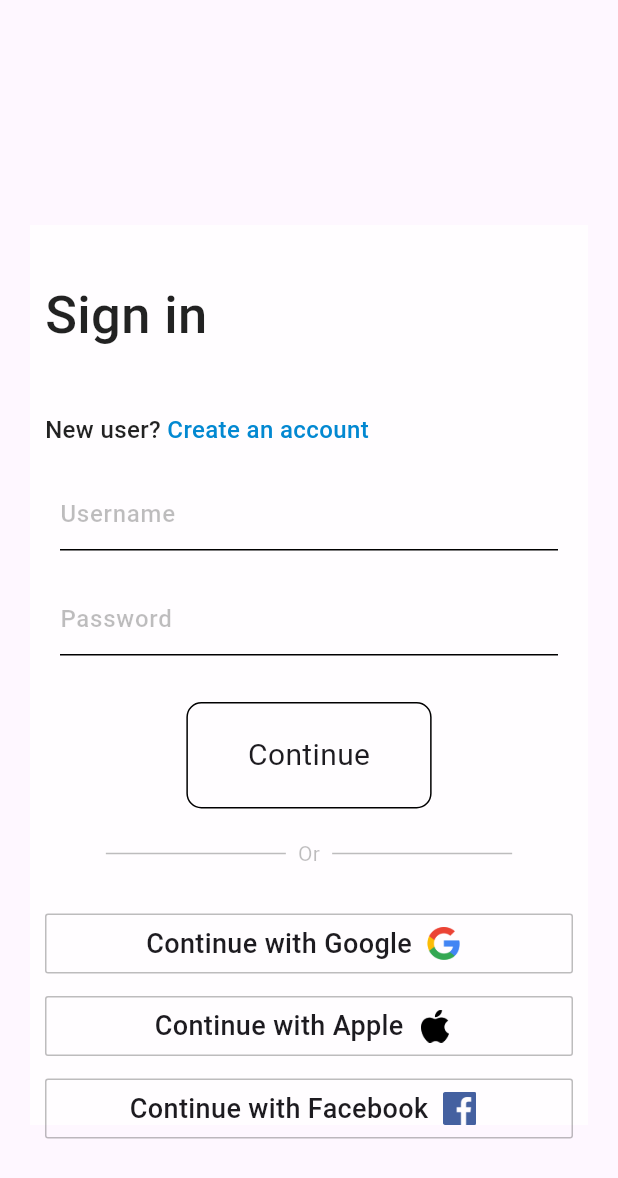
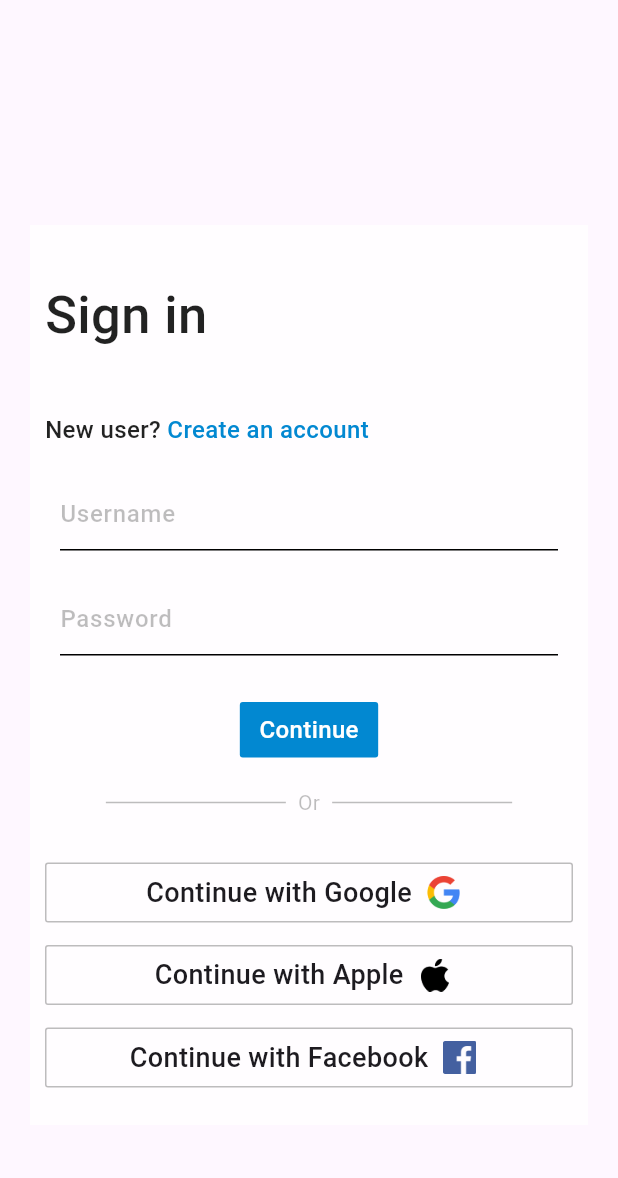
Before and after one commit to Nagarasu0408/snapixel, a Flutter app: the screen it shows after launch, on a phone screen of 412 x 824 dp. Shown: the top 1178 px of the screen. Run offline on Flutter 3.47's test engine with Material 3 defaults, Android fonts, the phone set to English and light mode, and no system bars; our stand-ins replace animated_splash_screen, smooth_page_indicator.

Commit message:
Continue Button

```diff
--- a/lib/Components/custom_button.dart
+++ b/lib/Components/custom_button.dart
@@ -2,16 +2,26 @@
 
 class CustomButton extends StatelessWidget {
   final String buttonName;
+
   // final void Function()? onTap;
   const CustomButton({super.key, required this.buttonName});
+
   @override
   Widget build(BuildContext context) {
     return GestureDetector(
       // onTap: onTap,
       child: Container(
-        padding: EdgeInsets.symmetric(vertical: 20,horizontal: 40),
-        decoration: BoxDecoration(borderRadius: BorderRadius.circular(10),border: Border.all(color:Colors.black)),
-        child: Text(buttonName,style:TextStyle(fontSize: 20) ,),
+        padding: EdgeInsets.symmetric(vertical: 6, horizontal: 12),
+        decoration: BoxDecoration(
+            borderRadius: BorderRadius.circular(2),
+            border: Border.all(color: Colors.transparent),
+            color: Colors.lightBlue[700]),
+        child: Text(
+          buttonName,
+          style: TextStyle(fontSize: 16,
+          fontWeight: FontWeight.w500,
+          color: Colors.white),
+        ),
       ),
     );
   }
```
